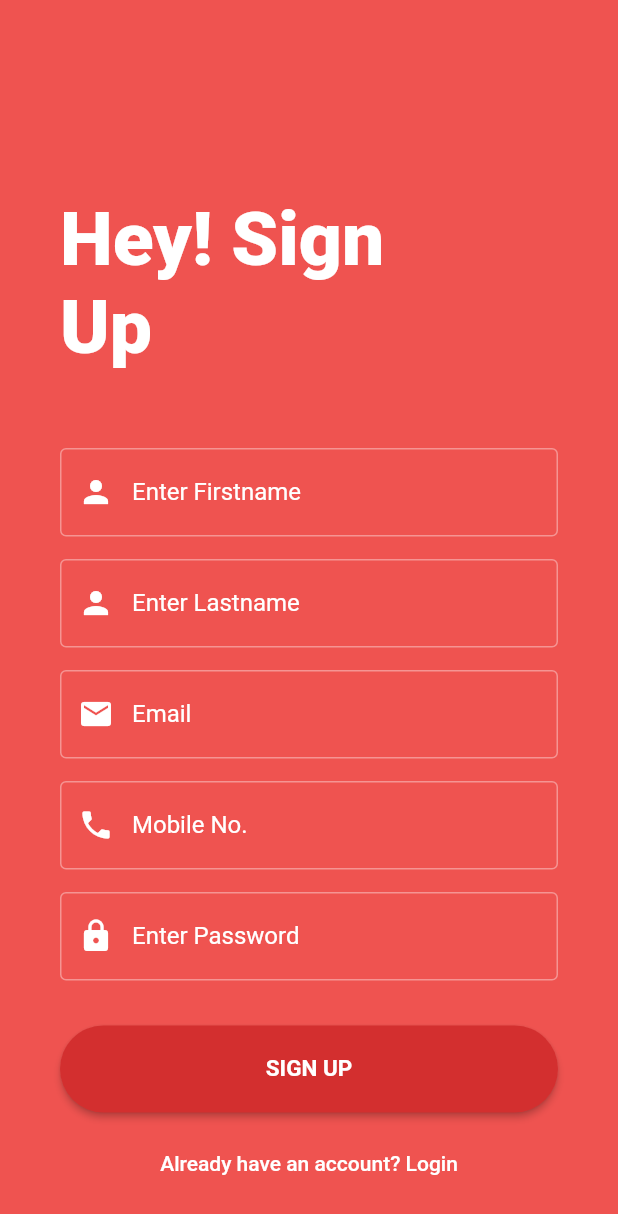
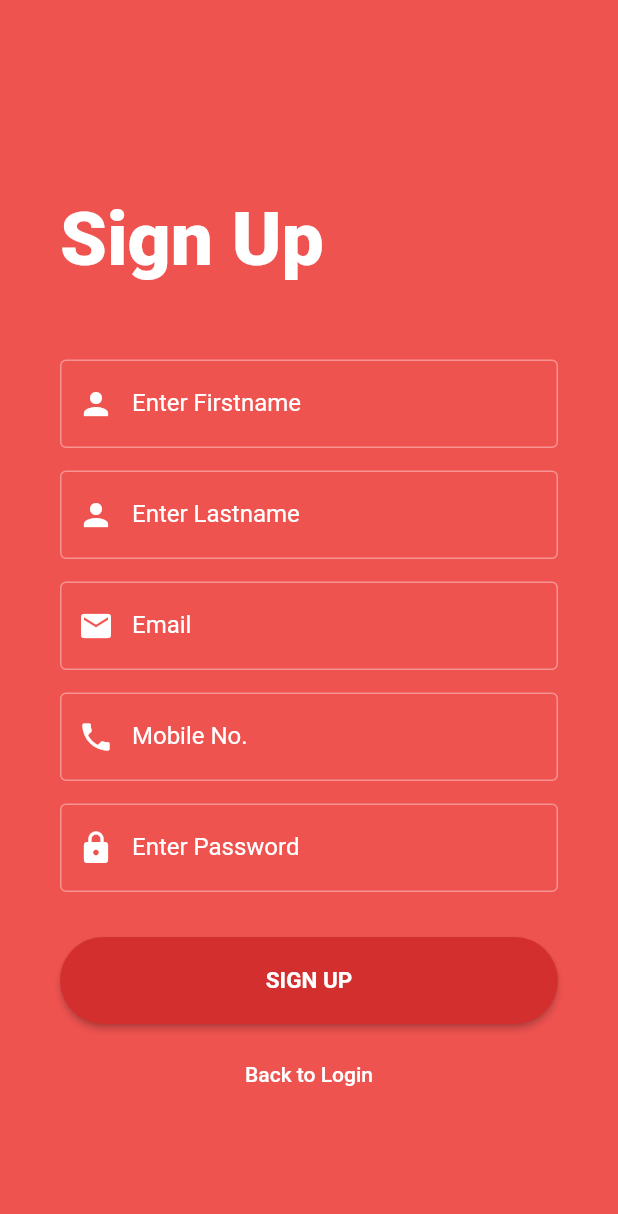
Before and after one commit to FlutterStack/est, a Flutter app: the SignUp screen opened by its route, on a phone screen of 412 x 824 dp. Shown: the top 1214 px of the screen. Run offline on Flutter 3.47's test engine with Material 2 defaults, Android fonts, the phone set to English and light mode, and no system bars; our stand-ins replace bloc, carousel_pro, equatable, flutter_bloc, font_awesome_flutter, google_fonts and 4 more; missing offline and left inert: dropdownfield; accounts and stored records are empty.

Commit message:
change in layout

```diff
--- a/app/lib/SignupScreen/signup.dart
+++ b/app/lib/SignupScreen/signup.dart
@@ -47,7 +47,7 @@ class _SignUpState extends State<SignUp> {
                   margin: EdgeInsets.only(
                       top: MediaQuery.of(context).size.height * .11),
                   child: Text(
-                    'Hey! Sign Up',
+                    'Sign Up',
                     style: TextStyle(fontSize: 50, fontWeight: FontWeight.w900),
                   ),
                 ),
@@ -171,7 +171,7 @@ class _SignUpState extends State<SignUp> {
                           ModalRoute.withName('/signup'),
                         );
                       },
-                      child: Text('Already have an account? Login'),
+                      child: Text('Back to Login'),
                     )
                   ],
                 )
--- a/app/lib/login/LoginScreen.dart
+++ b/app/lib/login/LoginScreen.dart
@@ -184,7 +184,7 @@ class LoginScreenState extends State<LoginScreen> {
                   );
                 },
                 child: Text(
-                  'Fist time here? SignUp',
+                  'First time here? SignUp',
                   style: TextStyle(fontWeight: FontWeight.w600),
                 ),
               ),
```
